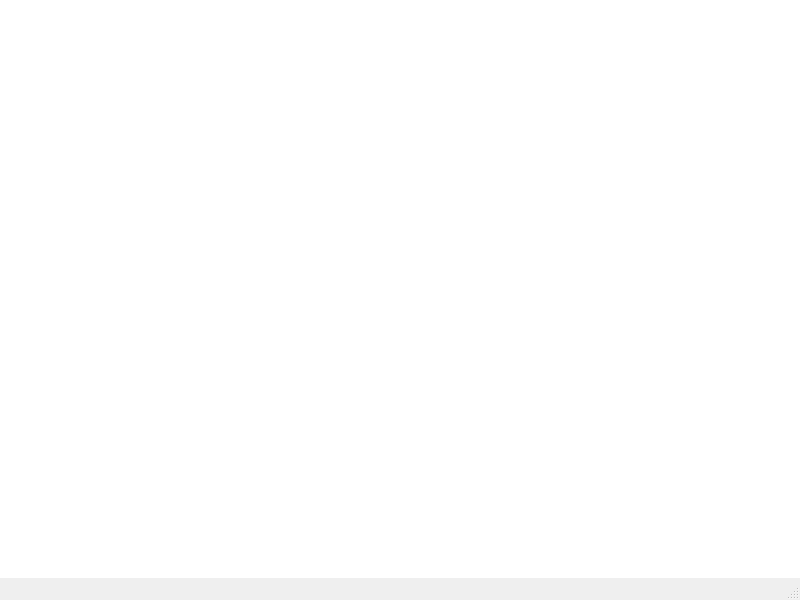
The window that gui_client/mainwindow.ui (cskab46/file_service) describes before a commit, drawn with Qt 5.
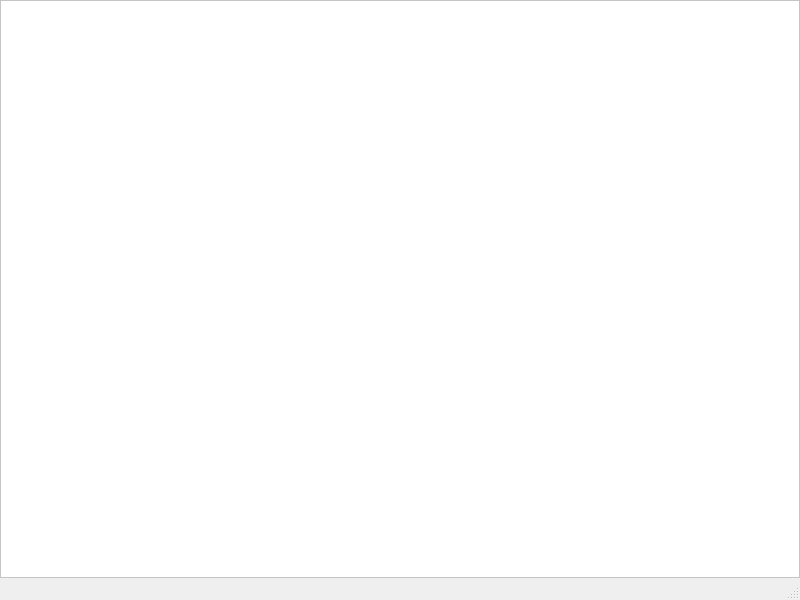
The same window after the commit. The open tabs and pages were chosen to show the change.

Diff of the .ui file:
```diff
--- a/gui_client/mainwindow.ui
+++ b/gui_client/mainwindow.ui
@@ -17,6 +17,50 @@
    <property name="styleSheet">
     <string notr="true">background-color: rgb(255, 255, 255);</string>
    </property>
+   <layout class="QVBoxLayout" name="verticalLayout">
+    <property name="spacing">
+     <number>0</number>
+    </property>
+    <property name="leftMargin">
+     <number>0</number>
+    </property>
+    <property name="topMargin">
+     <number>0</number>
+    </property>
+    <property name="rightMargin">
+     <number>0</number>
+    </property>
+    <property name="bottomMargin">
+     <number>0</number>
+    </property>
+    <item>
+     <widget class="QStackedWidget" name="stackedWidget">
+      <widget class="QWidget" name="fileList"/>
+      <widget class="QWidget" name="fileEditPage">
+       <layout class="QVBoxLayout" name="verticalLayout_2">
+        <property name="spacing">
+         <number>0</number>
+        </property>
+        <property name="leftMargin">
+         <number>0</number>
+        </property>
+        <property name="topMargin">
+         <number>0</number>
+        </property>
+        <property name="rightMargin">
+         <number>0</number>
+        </property>
+        <property name="bottomMargin">
+         <number>0</number>
+        </property>
+        <item>
+         <widget class="QTextEdit" name="textEdit"/>
+        </item>
+       </layout>
+      </widget>
+     </widget>
+    </item>
+   </layout>
   </widget>
   <widget class="QStatusBar" name="statusbar"/>
  </widget>
```
Left out of the diff: 12 changed lines with no effect on the pictures.
